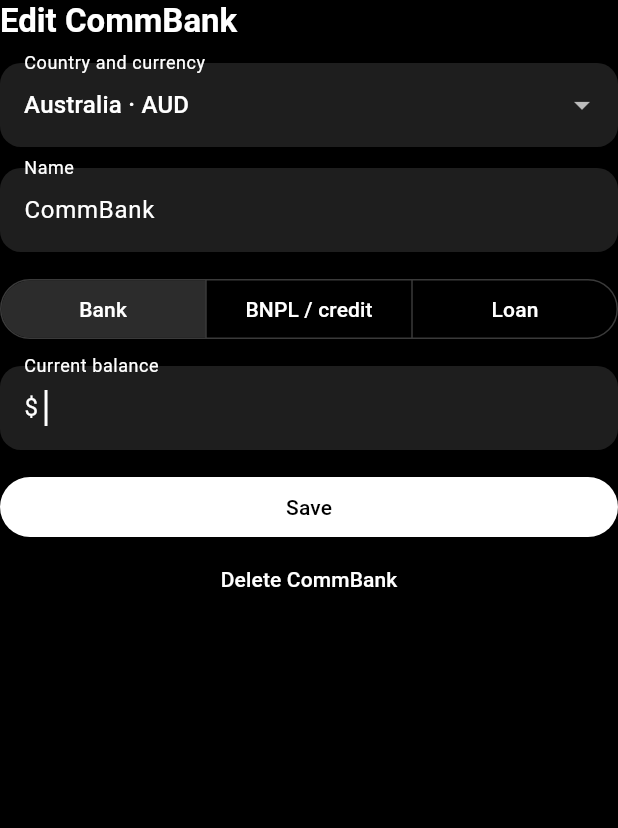
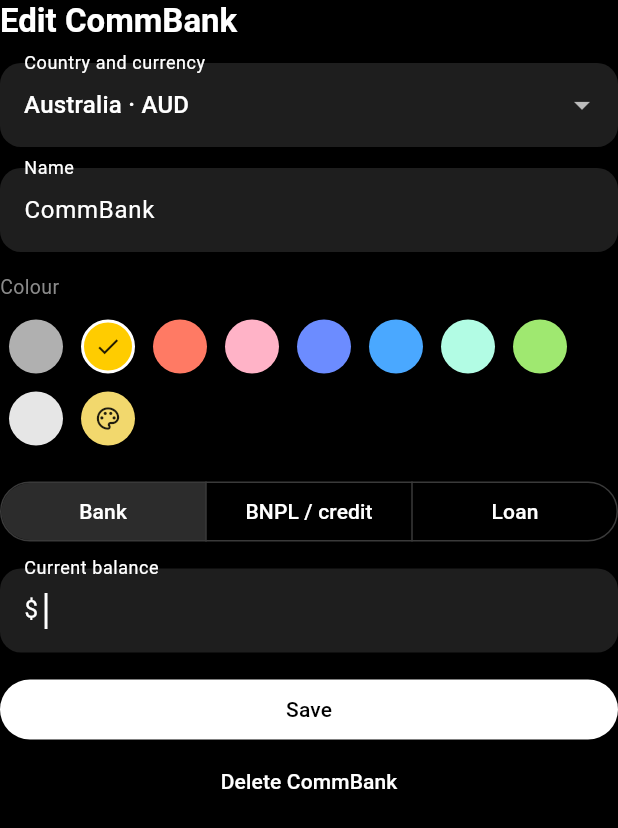
Before and after one commit to raigon-pawa/NoBudget, a Flutter app: the AccountSheet widget shown alone on an empty page, opened directly with sample values from the repository, on a phone screen of 412 x 824 dp. Shown: the top 828 px of the screen. Run offline on Flutter 3.47's test engine with Material 3 defaults, Android fonts, the phone set to English and light mode, and no system bars; our stand-ins replace cloud_firestore, firebase_auth, firebase_core, google_sign_in, shared_preferences; accounts and stored records are empty; generated files the repository leaves out were written again; network calls fail.

Commit message:
Undo for the delete button, and custom account colours
Deleting a transaction from its editor (the bin button) now shows the same
"Transaction deleted" message with Undo as swiping does. One showUndo
helper serves the swipe, the bin button and Reset all data, and closes
after a few seconds so a late Undo cannot overwrite newer changes.

The account editor has a Colour row: the ready-made tints plus Custom,
which opens a slider over every hue. Swatches are 48 dp tap targets with
screen reader labels and selected state. Widget tests cover both.
Version 1.5.0+7.

Co-Authored-By: Claude Opus 5.5 <noreply@anthropic.com>

```diff
--- a/lib/sheets.dart
+++ b/lib/sheets.dart
@@ -238,8 +238,10 @@ class _TxSheetState extends State<TxSheet> {
                 tooltip: 'Delete',
                 icon: const Icon(Icons.delete_outline),
                 onPressed: () {
+                  final t = widget.tx!;
+                  showUndo(context, 'Transaction deleted', () => store.addTx(t));
                   Navigator.pop(context);
-                  store.deleteTx(widget.tx!);
+                  store.deleteTx(t);
                 },
               ),
           ],
@@ -338,6 +340,8 @@ class _AccountSheetState extends State<AccountSheet> {
           onChanged: (_) => setState(() {}),
           decoration: const InputDecoration(labelText: 'Name'),
         ),
+        _label('Colour'),
+        _ColourPicker(color, (c) => setState(() => color = c)),
         _gap,
         SegmentedButton<AccountType>(
           showSelectedIcon: false,
@@ -543,3 +547,124 @@ class CurrencySheet extends StatelessWidget {
     },
   );
 }
+
+/// Ready-made account colours: the suggested banks' tints and grey.
+const _swatches = {
+  'Grey': 0xFFB0B0B0,
+  'Yellow': 0xFFFFCC00,
+  'Coral': 0xFFFF7A64,
+  'Pink': 0xFFFFB3C7,
+  'Indigo': 0xFF6C8CFF,
+  'Blue': 0xFF4AA8FF,
+  'Mint': 0xFFB2FCE4,
+  'Green': 0xFF9FE870,
+  'White': 0xFFE6E6E6,
+};
+
+/// A row of [_swatches] plus Custom, which shows a slider for any hue.
+class _ColourPicker extends StatefulWidget {
+  const _ColourPicker(this.color, this.onChanged);
+  final int color;
+  final ValueChanged<int> onChanged;
+
+  @override
+  State<_ColourPicker> createState() => _ColourPickerState();
+}
+
+class _ColourPickerState extends State<_ColourPicker> {
+  var _custom = false;
+  double? _dragged; // the slider's own hue: reading it back from the colour would turn 360 into 0 and drift
+
+  // Bright but soft enough to read a white letter on, like the ready-made tints.
+  static int _hue(double h) => HSVColor.fromAHSV(1, h, 0.55, 0.95).toColor().toARGB32();
+
+  @override
+  void didUpdateWidget(_ColourPicker old) {
+    super.didUpdateWidget(old);
+    if (widget.color == old.color) return;
+    if (_dragged != null && widget.color != _hue(_dragged!)) _dragged = null;
+    if (_swatches.containsValue(widget.color)) _custom = false; // a bank suggestion picked a swatch colour
+  }
+
+  @override
+  Widget build(BuildContext context) {
+    final custom = _custom || !_swatches.containsValue(widget.color);
+    final hsv = HSVColor.fromColor(Color(widget.color));
+    // Grey and white have no hue: start at purple, unlike any swatch.
+    final hue = _dragged ?? (hsv.saturation < 0.1 ? 270.0 : hsv.hue);
+    Widget swatch(String name, int c, bool selected, VoidCallback onTap, [IconData? icon]) => Semantics(
+      label: name,
+      button: true,
+      selected: selected,
+      // No Tooltip: on the web its overlay blocks taps on the rest of the sheet.
+      child: InkResponse(
+        onTap: onTap,
+        radius: 24,
+        child: SizedBox.square(
+          dimension: 48, // the tap target; the circle inside is smaller
+          child: Center(
+            child: Container(
+              width: 36,
+              height: 36,
+              decoration: BoxDecoration(
+                color: Color(c),
+                shape: BoxShape.circle,
+                border: Border.all(color: selected ? Colors.white : Colors.transparent, width: 2),
+              ),
+              child: Icon(selected ? Icons.check : icon, size: 18, color: Colors.black87),
+            ),
+          ),
+        ),
+      ),
+    );
+    return Column(
+      crossAxisAlignment: CrossAxisAlignment.stretch,
+      children: [
+        Wrap(
+          children: [
+            for (final MapEntry(key: name, value: c) in _swatches.entries)
+              swatch(name, c, !custom && widget.color == c, () {
+                setState(() => _custom = false);
+                widget.onChanged(c);
+              }),
+            swatch('Custom colour', custom ? widget.color : _hue(hue), custom, () {
+              setState(() => _custom = true);
+              if (!custom) widget.onChanged(_hue(hue));
+            }, Icons.palette_outlined),
+          ],
+        ),
+        if (custom)
+          Stack(
+            alignment: Alignment.center,
+            children: [
+              // Every hue along the track, so it is clear what the slider picks.
+              Container(
+                height: 8,
+                margin: const EdgeInsets.symmetric(horizontal: 24),
+                decoration: BoxDecoration(
+                  borderRadius: BorderRadius.circular(4),
+                  gradient: LinearGradient(colors: [for (var h = 0; h <= 360; h += 30) Color(_hue(h.toDouble()))]),
+                ),
+              ),
+              SliderTheme(
+                data: SliderTheme.of(context).copyWith(
+                  activeTrackColor: Colors.transparent,
+                  inactiveTrackColor: Colors.transparent,
+                  thumbColor: Color(widget.color),
+                ),
+                child: Slider(
+                  value: hue,
+                  max: 360,
+                  semanticFormatterCallback: (v) => 'Hue ${v.round()} degrees',
+                  onChanged: (v) {
+                    setState(() => _dragged = v);
+                    widget.onChanged(_hue(v));
+                  },
+                ),
+              ),
+            ],
+          ),
+      ],
+    );
+  }
+}
--- a/pubspec.yaml
+++ b/pubspec.yaml
@@ -16,7 +16,7 @@ publish_to: 'none' # Remove this line if you wish to publish to pub.dev
 # https://developer.apple.com/library/archive/documentation/General/Reference/InfoPlistKeyReference/Articles/CoreFoundationKeys.html
 # In Windows, build-name is used as the major, minor, and patch parts
 # of the product and file versions while build-number is used as the build suffix.
-version: 1.4.0+6
+version: 1.5.0+7
 
 environment:
   sdk: ^3.13.7
```
Also changed, not shown: lib/pages.dart (+3 -24 lines), lib/ui.dart (+15 -0 lines), 2 other files.
